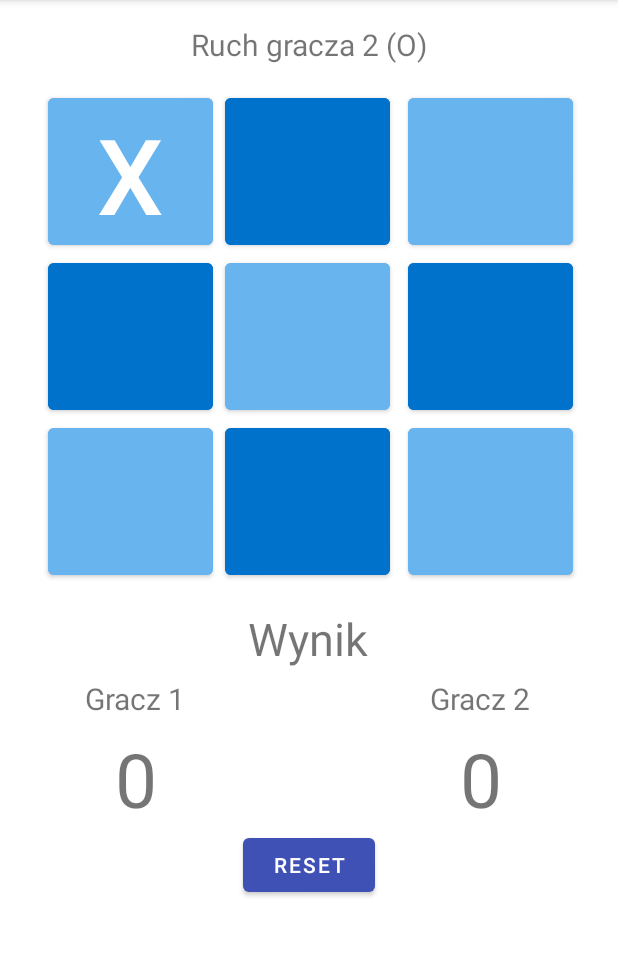
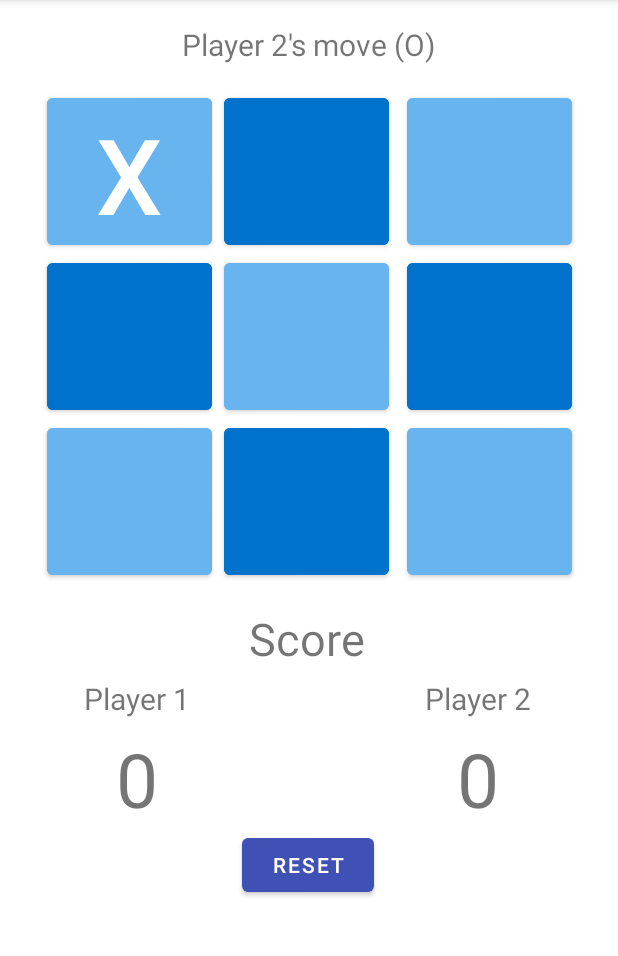
Before and after one commit to Bokeher/mobilne, an Android app: the screen it shows after launch (MainActivity), after a tap on an icon or button, on a phone screen of 412 x 824 dp, the part 84-1040 px from its top. Run offline under Robolectric (Android 15) with nearby library versions, the phone set to English and light mode, and no system bars.

Commit message:
added translations + code cleaning

```diff
--- a/KolkoKrzyzyk/app/src/main/java/com/example/kolkokrzyzyk/MainActivity.java
+++ b/KolkoKrzyzyk/app/src/main/java/com/example/kolkokrzyzyk/MainActivity.java
@@ -1,15 +1,12 @@
 package com.example.kolkokrzyzyk;
 
+import android.content.res.Resources;
 import android.os.Bundle;
 import android.widget.Button;
 import android.widget.TextView;
 
 import androidx.appcompat.app.AlertDialog;
 import androidx.appcompat.app.AppCompatActivity;
-
-import org.w3c.dom.Text;
-
-import java.sql.SQLOutput;
 
 public class MainActivity extends AppCompatActivity {
 
@@ -22,12 +19,14 @@ public class MainActivity extends AppCompatActivity {
     Button btn_7;
     Button btn_8;
     Button btn_9;
+    Resources res;
 
     @Override
     protected void onCreate(Bundle savedInstanceState) {
         super.onCreate(savedInstanceState);
         setContentView(R.layout.activity_main);
 
+        res = getResources();
         btn_1 = findViewById(R.id.btn_1);
         btn_2 = findViewById(R.id.btn_2);
         btn_3 = findViewById(R.id.btn_3);
@@ -77,34 +76,22 @@ public class MainActivity extends AppCompatActivity {
         t[2][1] = mapSignToInt(btn_8);
         t[2][2] = mapSignToInt(btn_9);
 
-        System.out.println(t[0][0]);
-        System.out.println(t[0][1]);
-        System.out.println(t[0][2]);
-        System.out.println(t[1][0]);
-        System.out.println(t[1][1]);
-        System.out.println(t[1][2]);
-        System.out.println(t[2][0]);
-        System.out.println(t[2][1]);
-        System.out.println(t[2][2]);
-
-        int sum=0;
+        int sum;
 
         // horizontal _
         for(int i = 0; i < 3; i++) {
             sum = t[i][0] + t[i][1] + t[i][2];
-            System.out.println("_: "+sum);
             if(sum == 3) return 1;
             else if(sum == 6) return 2;
         }
-        System.out.println(1);
+
         // vertical |
         for(int i = 0; i < 3; i++) {
             sum = t[0][i] + t[1][i] + t[2][i];
-            System.out.println("|: "+sum);
             if(sum == 3) return 1;
             else if(sum == 6) return 2;
         }
-        System.out.println(2);
+
         // diagonal / \
         sum = t[2][0] + t[1][1] + t[0][2];
         if(sum == 3) return 1;
@@ -114,7 +101,6 @@ public class MainActivity extends AppCompatActivity {
         if(sum == 3) return 1;
         else if(sum == 6) return 2;
 
-        System.out.println(3);
         //draw
         int draw = 0;
         for(int i = 0; i < 3; i++) {
@@ -130,20 +116,16 @@ public class MainActivity extends AppCompatActivity {
 
         if(result == 1) {
             addPoints(true);
-            winner = "Wygrał gracz 1";
-        }
-        else if(result == 2) {
+            winner = res.getString(R.string.player1_won);
+        } else if(result == 2) {
             addPoints(false);
-            winner = "Wygrał gracz 2";
-        }
-        else winner = "Remis";
+            winner = res.getString(R.string.player2_won);
+        } else winner = res.getString(R.string.draw);
 
         AlertDialog.Builder dlgAlert  = new AlertDialog.Builder(this);
         dlgAlert.setMessage(winner);
-        dlgAlert.setTitle("Koniec gry");
-        dlgAlert.setPositiveButton("Ok", (dialog, which) -> {
-            clearBoard();
-        });
+        dlgAlert.setTitle(res.getString(R.string.game_over));
+        dlgAlert.setPositiveButton("Ok", (dialog, which) -> clearBoard()); // potential error {}
         dlgAlert.setCancelable(false);
         dlgAlert.create().show();
     }
@@ -174,8 +156,8 @@ public class MainActivity extends AppCompatActivity {
         sign = !sign;
 
         TextView txtView_currentMove = findViewById(R.id.txtView_currentMove);
-        if(sign) txtView_currentMove.setText("Ruch gracza 1 (X)");
-        else txtView_currentMove.setText("Ruch gracza 2 (O)");
+        if(sign) txtView_currentMove.setText(res.getString(R.string.player1_move));
+        else txtView_currentMove.setText(res.getString(R.string.player2_move));
     }
 
     private String getSign() {
--- a/KolkoKrzyzyk/app/src/main/res/layout/activity_main.xml
+++ b/KolkoKrzyzyk/app/src/main/res/layout/activity_main.xml
@@ -115,7 +115,7 @@
         android:layout_width="wrap_content"
         android:layout_height="wrap_content"
         android:layout_marginTop="16dp"
-        android:text="Ruch gracza 1 (X)"
+        android:text="@string/player1_move"
         android:textSize="20sp"
         app:layout_constraintEnd_toEndOf="parent"
         app:layout_constraintStart_toStartOf="parent"
@@ -126,7 +126,7 @@
         android:layout_width="wrap_content"
         android:layout_height="wrap_content"
         android:layout_marginTop="16dp"
-        android:text="Wynik"
+        android:text="@string/score"
         android:textSize="30sp"
         app:layout_constraintEnd_toEndOf="@+id/btn_8"
         app:layout_constraintStart_toStartOf="@+id/btn_8"
@@ -137,7 +137,7 @@
         android:layout_width="150dp"
         android:layout_height="wrap_content"
         android:layout_marginTop="6dp"
-        android:text="Gracz 1"
+        android:text="@string/player1"
         android:textAlignment="center"
         android:textSize="20sp"
         app:layout_constraintEnd_toStartOf="@+id/txtView_score"
@@ -148,7 +148,7 @@
         android:layout_width="150dp"
         android:layout_height="wrap_content"
         android:layout_marginTop="6dp"
-        android:text="Gracz 2"
+        android:text="@string/player2"
         android:textAlignment="center"
         android:textSize="20sp"
         app:layout_constraintStart_toEndOf="@+id/txtView_score"
@@ -159,7 +159,7 @@
         android:layout_width="wrap_content"
         android:layout_height="wrap_content"
         android:layout_marginTop="6dp"
-        android:text="0"
+        android:text="@string/default_score"
         android:textSize="50sp"
         app:layout_constraintEnd_toEndOf="@+id/txtView_player2"
         app:layout_constraintStart_toStartOf="@+id/txtView_player2"
@@ -170,7 +170,7 @@
         android:layout_width="wrap_content"
         android:layout_height="wrap_content"
         android:layout_marginTop="6dp"
-        android:text="0"
+        android:text="@string/default_score"
         android:textSize="50sp"
         app:layout_constraintEnd_toEndOf="@+id/txtView_player1"
         app:layout_constraintStart_toStartOf="@+id/txtView_player1"
@@ -180,7 +180,7 @@
         android:id="@+id/btn_reset"
         android:layout_width="wrap_content"
         android:layout_height="wrap_content"
-        android:text="Reset"
+        android:text="@string/reset"
         app:layout_constraintEnd_toEndOf="@+id/txtView_player2_score"
         app:layout_constraintStart_toStartOf="@+id/txtView_player1_score"
         app:layout_constraintTop_toBottomOf="@+id/txtView_player2_score" />
--- a/KolkoKrzyzyk/app/src/main/res/values/strings.xml
+++ b/KolkoKrzyzyk/app/src/main/res/values/strings.xml
@@ -1,3 +1,14 @@
 <resources>
     <string name="app_name">KolkoKrzyzyk</string>
+    <string name="player1_move">Player 1\'s move (X)</string>
+    <string name="player2_move">Player 2\'s move (O)</string>
+    <string name="score">Score</string>
+    <string name="player1">Player 1</string>
+    <string name="player2">Player 2</string>
+    <string name="player1_won">Player 1 won</string>
+    <string name="player2_won">Player 2 won</string>
+    <string name="draw">Draw</string>
+    <string name="game_over">Game over</string>
+    <string name="reset">Reset</string>
+    <string name="default_score">0</string>
 </resources>
```
Also changed, not shown: 1 other file.
